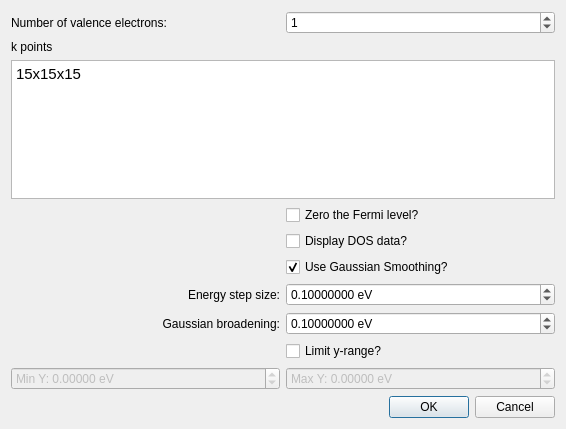
Before: the Qt Designer form libavogadro/src/extensions/yaehmop/yaehmoptotaldosdialog.ui in SSeBastian3/avogadro, drawn with Qt 5.
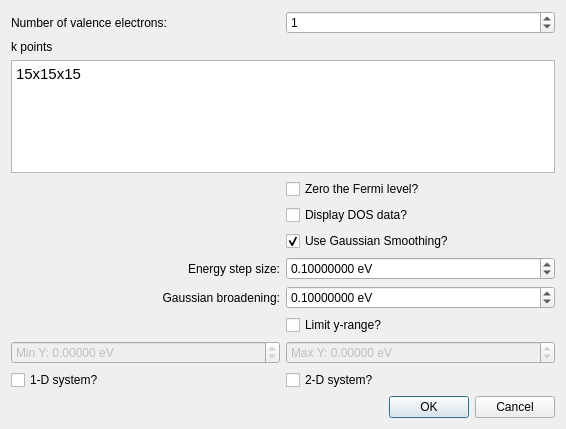
After: the same form once the commit is applied.

The edit to the form file:
```diff
--- a/libavogadro/src/extensions/yaehmop/yaehmoptotaldosdialog.ui
+++ b/libavogadro/src/extensions/yaehmop/yaehmoptotaldosdialog.ui
@@ -159,7 +159,7 @@
      </property>
     </widget>
    </item>
-   <item row="16" column="0" colspan="2">
+   <item row="17" column="0" colspan="2">
     <widget class="QDialogButtonBox" name="buttonBox">
      <property name="orientation">
       <enum>Qt::Horizontal</enum>
@@ -243,6 +243,26 @@
      </property>
     </widget>
    </item>
+   <item row="16" column="0">
+    <widget class="QCheckBox" name="cb_1DSystem">
+     <property name="toolTip">
+      <string>&lt;html&gt;&lt;head/&gt;&lt;body&gt;&lt;p&gt;If this box is checked, periodicity will only be along the A lattice vector.&lt;/p&gt;&lt;/body&gt;&lt;/html&gt;</string>
+     </property>
+     <property name="text">
+      <string>1-D system?</string>
+     </property>
+    </widget>
+   </item>
+   <item row="16" column="1">
+    <widget class="QCheckBox" name="cb_2DSystem">
+     <property name="toolTip">
+      <string>&lt;html&gt;&lt;head/&gt;&lt;body&gt;&lt;p&gt;If this box is checked, periodicity will only be along the A and B lattice vectors.&lt;/p&gt;&lt;/body&gt;&lt;/html&gt;</string>
+     </property>
+     <property name="text">
+      <string>2-D system?</string>
+     </property>
+    </widget>
+   </item>
   </layout>
  </widget>
  <tabstops>
```
Left out of the diff: 32 changed lines with no effect on the pictures.
